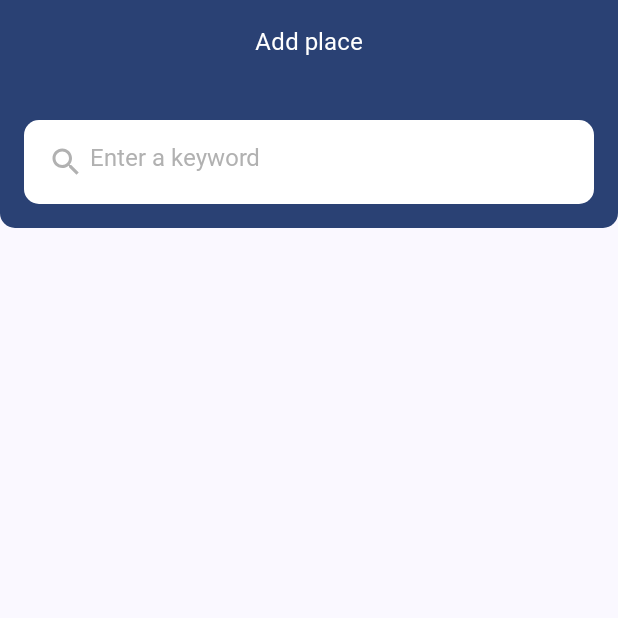
After one commit to SWM-TRAVELY/LearningTrip, an Android app built with Jetpack Compose: the composable AddPlaceScreen shown on its own in the app's theme, on a phone screen of 412 x 824 dp, the top half of it. The commit adds this screen. Run offline under Robolectric (Android 15) with nearby library versions, the phone set to English and light mode, and no system bars; our stand-ins replace Room's generated code; network calls fail; Roboto replaces fonts that are not available here; 1 statement that could not run was skipped.

```diff
--- a/app/src/main/java/com/leeseungyun1020/learningtrip/ui/Screen.kt
+++ b/app/src/main/java/com/leeseungyun1020/learningtrip/ui/Screen.kt
@@ -76,6 +76,7 @@ sealed class Screen(val route: String, val root: String) {
     object Heritage : Screen("heritage/{id}", "heritage")
     object Search : Screen("search/{key}", "search")
     object AddCourse : Screen("addCourse/{id}", "addCourse")
+    object AddPlace : Screen("addPlace", "addPlace")
     object Course : Screen("course/{id}", "course")
     object Account : Screen("account", "account")
     object MyReview : Screen("myReview", "myReview")
--- /dev/null
+++ b/app/src/main/java/com/leeseungyun1020/learningtrip/ui/course/AddPlaceScreen.kt
@@ -0,0 +1,95 @@
+package com.leeseungyun1020.learningtrip.ui.course
+
+import androidx.compose.foundation.layout.*
+import androidx.compose.foundation.shape.RoundedCornerShape
+import androidx.compose.foundation.text.KeyboardActions
+import androidx.compose.material.icons.Icons
+import androidx.compose.material.icons.filled.Clear
+import androidx.compose.material.icons.filled.Search
+import androidx.compose.material3.*
+import androidx.compose.runtime.Composable
+import androidx.compose.runtime.getValue
+import androidx.compose.runtime.mutableStateOf
+import androidx.compose.runtime.saveable.rememberSaveable
+import androidx.compose.runtime.setValue
+import androidx.compose.ui.Modifier
+import androidx.compose.ui.graphics.Color
+import androidx.compose.ui.res.stringResource
+import androidx.compose.ui.unit.dp
+import androidx.navigation.NavController
+import com.leeseungyun1020.learningtrip.R
+import com.leeseungyun1020.learningtrip.model.SimplePlace
+import com.leeseungyun1020.learningtrip.ui.common.LearningTripScaffold
+import com.leeseungyun1020.learningtrip.ui.home.PlaceListView
+import com.leeseungyun1020.learningtrip.ui.theme.Gray3
+import com.leeseungyun1020.learningtrip.viewmodel.AddCourseViewModel
+
+@OptIn(ExperimentalMaterial3Api::class)
+@Composable
+fun AddPlaceScreen(
+    navController: NavController,
+    viewModel: AddCourseViewModel = androidx.lifecycle.viewmodel.compose.viewModel()
+) {
+    var searchText by rememberSaveable { mutableStateOf("") }
+
+    LearningTripScaffold(
+        title = stringResource(id = R.string.title_add_place),
+        topBarExtraContent = {
+            TextField(
+                value = searchText,
+                onValueChange = {
+                    searchText = it
+                },
+                keyboardActions = KeyboardActions(
+                    onDone = {
+                        //TODO: 검색 실행
+                    },
+                ),
+                modifier = Modifier
+                    .padding(16.dp)
+                    .padding(
+                        top = 8.dp
+                    )
+                    .fillMaxWidth(),
+                placeholder = {
+                    Row {
+                        Icon(Icons.Filled.Search, stringResource(id = R.string.action_search))
+                        Spacer(modifier = Modifier.padding(start = 4.dp))
+                        Text(
+                            text = stringResource(id = R.string.hint_search),
+                            style = MaterialTheme.typography.bodyLarge,
+                        )
+                    }
+                },
+                singleLine = true,
+                trailingIcon = {
+                    if (searchText.isNotEmpty()) {
+                        IconButton(onClick = { searchText = "" }) {
+                            Icon(
+                                Icons.Filled.Clear,
+                                stringResource(id = R.string.action_delete)
+                            )
+                        }
+                    }
+                },
+
+                colors = TextFieldDefaults.textFieldColors(
+                    focusedIndicatorColor = Color.Transparent,
+                    unfocusedIndicatorColor = Color.Transparent,
+                    containerColor = Color.White,
+                    placeholderColor = Gray3
+                ),
+                shape = RoundedCornerShape(10.dp)
+            )
+        }
+    ) {
+        PlaceListView(
+            modifier = Modifier.padding(top = 8.dp, start = 16.dp, end = 16.dp),
+            innerPadding = PaddingValues(top = 10.dp, start = 4.dp, end = 4.dp),
+            placeList = listOf<SimplePlace>(),//searchResultPlaces ?: listOf(),
+            onPlaceClicked = {
+                viewModel.modifiedCourseList.add(it)
+                navController.popBackStack()
+            })
+    }
+}
--- a/app/src/main/java/com/leeseungyun1020/learningtrip/ui/navigation.kt
+++ b/app/src/main/java/com/leeseungyun1020/learningtrip/ui/navigation.kt
@@ -5,6 +5,8 @@ import androidx.navigation.NavGraphBuilder
 import androidx.navigation.compose.composable
 import androidx.navigation.navigation
 import com.leeseungyun1020.learningtrip.*
+import com.leeseungyun1020.learningtrip.ui.course.AddCourseScreen
+import com.leeseungyun1020.learningtrip.ui.course.AddPlaceScreen
 import com.leeseungyun1020.learningtrip.ui.course.CourseScreen
 import com.leeseungyun1020.learningtrip.ui.course.StoryScreen
 import com.leeseungyun1020.learningtrip.ui.home.HomeScreen
@@ -68,6 +70,10 @@ fun NavGraphBuilder.graph(navController: NavController, placeViewModel: PlaceVie
         AddCourseScreen(navController, it.arguments?.getString("id") ?: "0")
     }
 
+    composable(Screen.AddPlace.route) {
+        AddPlaceScreen(navController)
+    }
+
     composable(Screen.Course.route) {
         CourseScreen(navController, it.arguments?.getString("id") ?: "0")
     }
--- /dev/null
+++ b/app/src/main/java/com/leeseungyun1020/learningtrip/viewmodel/AddCourseViewModel.kt
@@ -0,0 +1,47 @@
+package com.leeseungyun1020.learningtrip.viewmodel
+
+import androidx.compose.runtime.getValue
+import androidx.compose.runtime.mutableStateOf
+import androidx.compose.runtime.setValue
+import androidx.compose.runtime.toMutableStateList
+import androidx.lifecycle.ViewModel
+import com.leeseungyun1020.learningtrip.model.Course
+import com.leeseungyun1020.learningtrip.model.SimplePlace
+
+class AddCourseViewModel : ViewModel() {
+    // TODO: Get course from repository
+    val course = Course(
+        "1", "코스1", listOf(
+            SimplePlace(
+                1,
+                "관광지1",
+                "14",
+                "주소",
+                "https://cdn.visitkorea.or.kr/img/call?cmd=VIEW&id=d7036095-6472-4c84-8aee-335314640c34"
+            ),
+            SimplePlace(
+                2,
+                "관광지2",
+                "14",
+                "주소",
+                "https://cdn.visitkorea.or.kr/img/call?cmd=VIEW&id=d7036095-6472-4c84-8aee-335314640c34"
+            ),
+            SimplePlace(
+                3,
+                "관광지3",
+                "14",
+                "주소",
+                "https://cdn.visitkorea.or.kr/img/call?cmd=VIEW&id=d7036095-6472-4c84-8aee-335314640c34"
+            ),
+            SimplePlace(
+                4,
+                "관광지4",
+                "14",
+                "주소",
+                "https://cdn.visitkorea.or.kr/img/call?cmd=VIEW&id=d7036095-6472-4c84-8aee-335314640c34"
+            ),
+        )
+    )
+    val modifiedCourseList = course.placeList.toMutableStateList()
+    var courseName by mutableStateOf(course.name)
+}
--- a/app/src/main/res/values/strings.xml
+++ b/app/src/main/res/values/strings.xml
@@ -46,4 +46,8 @@
     <string name="title_course">Course summary</string>
     <string name="desc_place">Place</string>
     <string name="action_update_course">Update course</string>
+    <string name="title_update_course">Update course</string>
+    <string name="action_save_course">Save course</string>
+    <string name="action_swap">Swap</string>
+    <string name="title_add_place">Add place</string>
 </resources>
```
Also changed, not shown: app/src/main/java/com/leeseungyun1020/learningtrip/MainActivity.kt (+0 -12 lines), app/src/main/java/com/leeseungyun1020/learningtrip/ui/course/AddCourseScreen.kt (added, +120 -0 lines), 1 other file.
